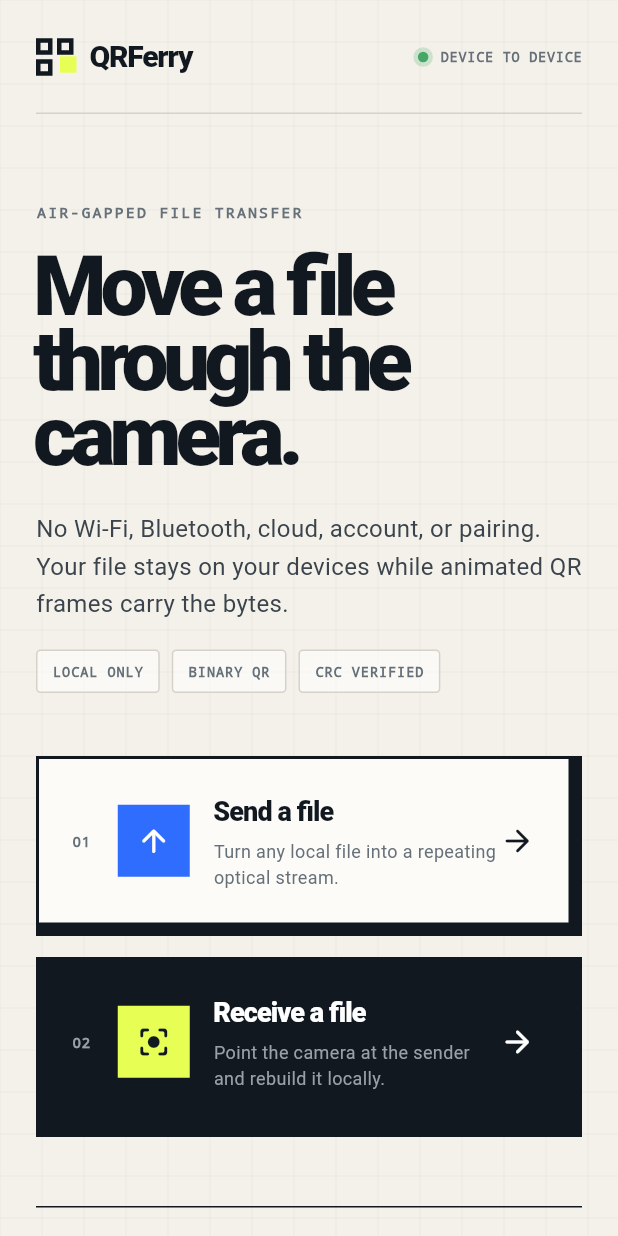
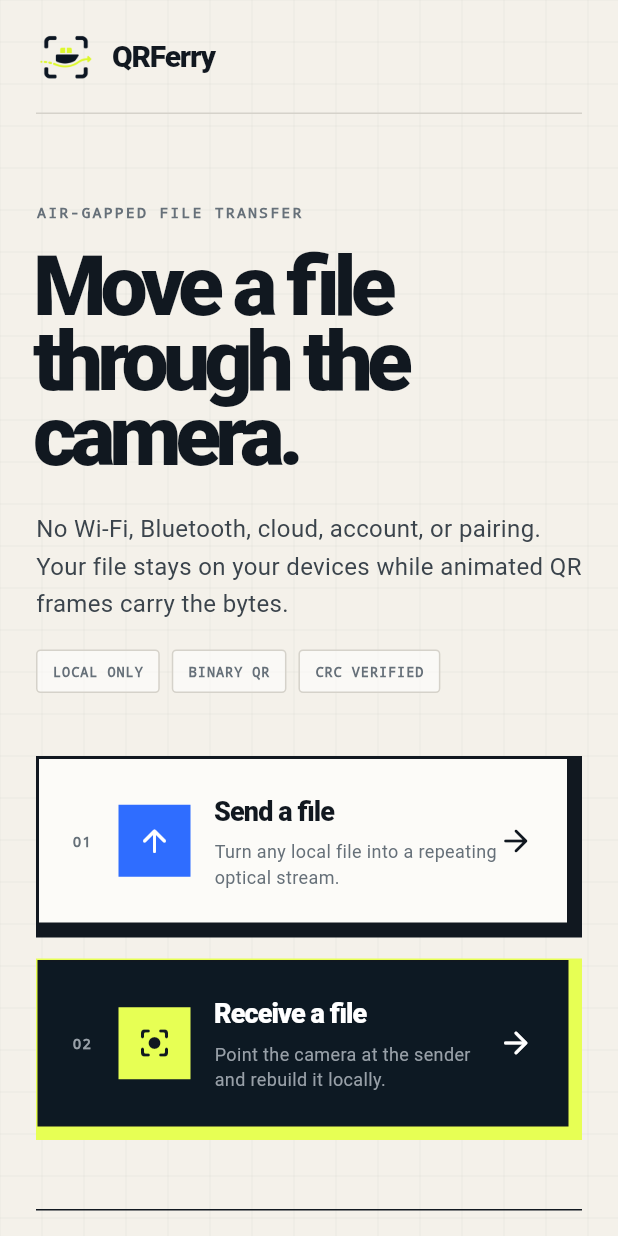
Before and after one commit to itskdey/qr_ferry_flutter, a Flutter app: the screen it shows after launch, on a phone screen of 412 x 824 dp. Run offline on Flutter 3.47's test engine with Material 3 defaults, Android fonts, the light colour scheme and no system bars; our stand-ins replace file_picker, get, share_plus; missing offline and left inert: mobile_scanner, qr.

Commit message:
refactor: centralize staggered animations, add app logo, and implement shared mono caption component

```diff
--- a/lib/features/home/home_screen.dart
+++ b/lib/features/home/home_screen.dart
@@ -15,17 +15,17 @@ class HomeScreen extends StatelessWidget {
           child: ListView(
             padding: const EdgeInsets.fromLTRB(24, 0, 24, 40),
             children: [
-              const _Header(),
+              _Header(),
               const SizedBox(height: 58),
-              const MotionReveal(
-                delay: Duration(milliseconds: 60),
-                child: TechLabel('Air-gapped file transfer'),
+              _Stagger.build(
+                index: 0,
+                child: const TechLabel('Air-gapped file transfer'),
               ),
               const SizedBox(height: 18),
-              const MotionReveal(
-                delay: Duration(milliseconds: 110),
+              _Stagger.build(
+                index: 1,
                 offsetY: 18,
-                child: Text(
+                child: const Text(
                   'Move a file\nthrough the camera.',
                   style: TextStyle(
                     color: QrFerryDesign.ink,
@@ -37,10 +37,12 @@ class HomeScreen extends StatelessWidget {
                 ),
               ),
               const SizedBox(height: 24),
-              const MotionReveal(
-                delay: Duration(milliseconds: 160),
-                child: Text(
-                  'No Wi-Fi, Bluetooth, cloud, account, or pairing. Your file stays on your devices while animated QR frames carry the bytes.',
+              _Stagger.build(
+                index: 2,
+                child: const Text(
+                  'No Wi-Fi, Bluetooth, cloud, account, or pairing. Your file '
+                  'stays on your devices while animated QR frames carry the '
+                  'bytes.',
                   style: TextStyle(
                     color: Color(0xFF3B444C),
                     fontSize: 16,
@@ -49,9 +51,9 @@ class HomeScreen extends StatelessWidget {
                 ),
               ),
               const SizedBox(height: 18),
-              const MotionReveal(
-                delay: Duration(milliseconds: 210),
-                child: Wrap(
+              _Stagger.build(
+                index: 3,
+                child: const Wrap(
                   spacing: 8,
                   runSpacing: 8,
                   children: [
@@ -62,54 +64,107 @@ class HomeScreen extends StatelessWidget {
                 ),
               ),
               const SizedBox(height: 42),
-              MotionReveal(
-                delay: const Duration(milliseconds: 260),
+              _Stagger.build(
+                index: 4,
                 child: _ActionBlock(
                   number: '01',
                   title: 'Send a file',
-                  subtitle: 'Turn any local file into a repeating optical stream.',
+                  subtitle:
+                      'Turn any local file into a repeating optical stream.',
                   icon: Icons.arrow_upward_rounded,
                   dark: false,
                   onTap: () => Get.toNamed<void>(AppRoutes.send),
                 ),
               ),
               const SizedBox(height: 14),
-              MotionReveal(
-                delay: const Duration(milliseconds: 320),
+              _Stagger.build(
+                index: 5,
                 child: _ActionBlock(
                   number: '02',
                   title: 'Receive a file',
-                  subtitle: 'Point the camera at the sender and rebuild it locally.',
+                  subtitle:
+                      'Point the camera at the sender and rebuild it locally.',
                   icon: Icons.center_focus_strong_rounded,
                   dark: true,
                   onTap: () => Get.toNamed<void>(AppRoutes.receive),
                 ),
               ),
               const SizedBox(height: 46),
-              const MotionReveal(
-                delay: Duration(milliseconds: 380),
-                child: Divider(color: QrFerryDesign.ink, height: 1),
+              _Stagger.build(
+                index: 6,
+                child: const Divider(color: QrFerryDesign.ink, height: 1),
               ),
               const SizedBox(height: 28),
-              const MotionReveal(
-                delay: Duration(milliseconds: 420),
-                child: TechLabel('Private by transport'),
+              _Stagger.build(
+                index: 7,
+                child: const TechLabel('Private by transport'),
               ),
               const SizedBox(height: 12),
-              const MotionReveal(
-                delay: Duration(milliseconds: 450),
-                child: Text(
-                  'The QR stream is the transport channel itself. Nothing needs to be uploaded to an application server.',
-                  style: TextStyle(
+              _Stagger.build(
+                index: 8,
+                child: const _MonoCaption(
+                  'The QR stream is the transport channel itself. Nothing '
+                  'needs to be uploaded to an application server.',
                   color: QrFerryDesign.muted,
                   fontSize: 13,
-                    height: 1.6,
-                  ),
                 ),
               ),
             ],
           ),
         ),
+      ),
+    );
+  }
+}
+
+/// Centralizes the staggered entrance timing so delays don't have to be
+/// hand-tuned and renumbered every time a section is inserted or reordered.
+class _Stagger {
+  static const Duration _base = Duration(milliseconds: 60);
+  static const Duration _step = Duration(milliseconds: 50);
+
+  static Widget build({
+    required int index,
+    required Widget child,
+    double offsetY = 0,
+  }) {
+    final delay = _base + _step * index;
+    return MotionReveal(delay: delay, offsetY: offsetY, child: child);
+  }
+}
+
+/// Shared style for small muted monospace captions/labels, previously
+/// duplicated across the trust chips, header status text, and footer copy.
+class _MonoCaption extends StatelessWidget {
+  const _MonoCaption(
+    this.text, {
+    required this.color,
+    this.fontSize = 9,
+    this.fontWeight = FontWeight.w700,
+    this.letterSpacing = 0.5,
+    this.height,
+    this.uppercase = false,
+  });
+
+  final String text;
+  final Color color;
+  final double fontSize;
+  final FontWeight fontWeight;
+  final double letterSpacing;
+  final double? height;
+  final bool uppercase;
+
+  @override
+  Widget build(BuildContext context) {
+    return Text(
+      uppercase ? text.toUpperCase() : text,
+      style: TextStyle(
+        color: color,
+        fontFamily: 'monospace',
+        fontSize: fontSize,
+        fontWeight: fontWeight,
+        letterSpacing: letterSpacing,
+        height: height,
       ),
     );
   }
@@ -128,35 +183,21 @@ class _Header extends StatelessWidget {
         ),
         child: Row(
           children: [
-            const FerryBrandMark(),
+            Image.asset("assets/img/logo/app_logo.png", width: 40, height: 40),
             const SizedBox(width: 11),
-            const MotionReveal(
-              delay: Duration(milliseconds: 40),
-              child: Text(
+            _Stagger.build(
+              index: 0,
+              child: const Text(
                 'QRFerry',
                 style: TextStyle(
                   fontSize: 20,
                   fontWeight: FontWeight.w900,
+
                   letterSpacing: -0.8,
                 ),
               ),
             ),
             const Spacer(),
-            const PulseDot(color: Color(0xFF44A766), size: 7),
-            const SizedBox(width: 8),
-            const MotionReveal(
-              delay: Duration(milliseconds: 80),
-              child: Text(
-                'DEVICE TO DEVICE',
-                style: TextStyle(
-                  color: QrFerryDesign.muted,
-                  fontFamily: 'monospace',
-                  fontSize: 9,
-                  fontWeight: FontWeight.w700,
-                  letterSpacing: 0.5,
-                ),
-              ),
-            ),
           ],
         ),
       ),
@@ -177,15 +218,11 @@ class _TrustChip extends StatelessWidget {
         border: Border.all(color: QrFerryDesign.line),
         borderRadius: BorderRadius.circular(3),
       ),
-      child: Text(
-        label.toUpperCase(),
-        style: const TextStyle(
+      child: _MonoCaption(
+        label,
         color: QrFerryDesign.muted,
-          fontFamily: 'monospace',
-          fontSize: 9,
-          fontWeight: FontWeight.w700,
         letterSpacing: 0.65,
-        ),
+        uppercase: true,
       ),
     );
   }
@@ -213,31 +250,38 @@ class _ActionBlock extends StatelessWidget {
     final foreground = dark ? Colors.white : QrFerryDesign.ink;
     final muted = dark ? const Color(0xFF98A0A8) : QrFerryDesign.muted;
 
-    return Pressable(
+    return Semantics(
+      button: true,
+      label: '$title. $subtitle',
+      child: Pressable(
         onTap: onTap,
         pressedScale: 0.99,
         pressedOffset: 3,
         child: HardShadowBox(
-        color: dark ? QrFerryDesign.ink : const Color(0xFFFCFBF8),
-        shadowOffset: 7,
+          color: dark ? const Color(0xFF0D1923) : const Color(0xFFFCFBF8),
+          borderColor: QrFerryDesign.ink,
+          // On the dark card, an ink-colored shadow blends into the near-
+          // black fill and the offset depth cue disappears. Use the lime
+          // accent instead so both cards read with the same visual weight.
+          shadowColor: dark ? QrFerryDesign.signal : QrFerryDesign.ink,
+          shadowOffset: 8,
           padding: const EdgeInsets.all(22),
           child: Row(
             children: [
-            Text(
-              number,
-              style: TextStyle(
-                color: muted,
-                fontFamily: 'monospace',
-                fontSize: 10,
-                fontWeight: FontWeight.w700,
-              ),
+              ExcludeSemantics(
+                child: _MonoCaption(number, color: muted, fontSize: 10),
               ),
               const SizedBox(width: 18),
-            Container(
+              ExcludeSemantics(
+                child: Container(
                   width: 48,
                   height: 48,
                   color: dark ? QrFerryDesign.signal : QrFerryDesign.blue,
-              child: Icon(icon, color: dark ? QrFerryDesign.ink : Colors.white),
+                  child: Icon(
+                    icon,
+                    color: dark ? QrFerryDesign.ink : Colors.white,
+                  ),
+                ),
               ),
               const SizedBox(width: 16),
               Expanded(
@@ -261,7 +305,28 @@ class _ActionBlock extends StatelessWidget {
                   ],
                 ),
               ),
-            TweenAnimationBuilder<double>(
+              ExcludeSemantics(child: _AnimatedArrow(color: foreground)),
+            ],
+          ),
+        ),
+      ),
+    );
+  }
+}
+
+/// Extracted from inline `TweenAnimationBuilder` so `_ActionBlock.build()`
+/// stays declarative. Note: as a `TweenAnimationBuilder` this still replays
+/// on every parent rebuild, not just on first mount — swap for an
+/// `AnimationController`-backed widget with a "played once" guard if that
+/// becomes visible in practice (e.g. after `setState` elsewhere in the tree).
+class _AnimatedArrow extends StatelessWidget {
+  const _AnimatedArrow({required this.color});
+
+  final Color color;
+
+  @override
+  Widget build(BuildContext context) {
+    return TweenAnimationBuilder<double>(
       tween: Tween(begin: 0, end: 1),
       duration: const Duration(milliseconds: 520),
       curve: QrFerryMotion.emphasized,
@@ -271,11 +336,7 @@ class _ActionBlock extends StatelessWidget {
           child: Opacity(opacity: value, child: child),
         );
       },
-              child: Icon(Icons.arrow_forward_rounded, color: foreground),
-            ),
-          ],
-        ),
-      ),
+      child: Icon(Icons.arrow_forward_rounded, color: color),
     );
   }
 }
--- a/lib/widgets/qrferry_design.dart
+++ b/lib/widgets/qrferry_design.dart
@@ -67,7 +67,8 @@ class _MotionRevealState extends State<MotionReveal>
     if (_started) return;
     _started = true;
 
-    final reduceMotion = MediaQuery.maybeOf(context)?.disableAnimations ?? false;
+    final reduceMotion =
+        MediaQuery.maybeOf(context)?.disableAnimations ?? false;
     if (reduceMotion) {
       _controller.value = 1;
       return;
@@ -213,7 +214,8 @@ class _PulseDotState extends State<PulseDot>
   }
 
   void _syncAnimation() {
-    final reduceMotion = MediaQuery.maybeOf(context)?.disableAnimations ?? false;
+    final reduceMotion =
+        MediaQuery.maybeOf(context)?.disableAnimations ?? false;
     if (widget.active && !reduceMotion) {
       if (!_controller.isAnimating) _controller.repeat(reverse: true);
     } else {
@@ -372,51 +374,6 @@ class _PaperGridPainter extends CustomPainter {
   bool shouldRepaint(covariant CustomPainter oldDelegate) => false;
 }
 
-class FerryBrandMark extends StatelessWidget {
-  const FerryBrandMark({super.key, this.size = 25});
-  final double size;
-
-  @override
-  Widget build(BuildContext context) {
-    final gap = size * 0.12;
-    return MotionReveal(
-      duration: const Duration(milliseconds: 520),
-      offsetY: 4,
-      scaleFrom: 0.88,
-      child: SizedBox(
-        width: size,
-        height: size,
-        child: Stack(
-          clipBehavior: Clip.none,
-          children: [
-            for (final cell in const [Offset(0, 0), Offset(1, 0), Offset(0, 1)])
-              Positioned(
-                left: cell.dx * (size / 2 + gap / 2),
-                top: cell.dy * (size / 2 + gap / 2),
-                child: Container(
-                  width: (size - gap) / 2,
-                  height: (size - gap) / 2,
-                  decoration: BoxDecoration(
-                    border: Border.all(color: QrFerryDesign.ink, width: 3),
-                  ),
-                ),
-              ),
-            Positioned(
-              right: -2,
-              bottom: 2,
-              child: Container(
-                width: (size - gap) / 2,
-                height: (size - gap) / 2,
-                color: QrFerryDesign.signal,
-              ),
-            ),
-          ],
-        ),
-      ),
-    );
-  }
-}
-
 class TechLabel extends StatelessWidget {
   const TechLabel(this.text, {super.key, this.color = QrFerryDesign.muted});
   final String text;
@@ -449,6 +406,7 @@ class HardShadowBox extends StatelessWidget {
     this.padding = EdgeInsets.zero,
     this.shadowOffset = 8,
     this.borderColor = QrFerryDesign.ink,
+    this.shadowColor = QrFerryDesign.ink,
   });
 
   final Widget child;
@@ -456,14 +414,15 @@ class HardShadowBox extends StatelessWidget {
   final EdgeInsetsGeometry padding;
   final double shadowOffset;
   final Color borderColor;
+  final Color shadowColor;
 
   @override
   Widget build(BuildContext context) {
     return MotionReveal(
       child: Container(
         decoration: BoxDecoration(
-          color: QrFerryDesign.ink,
-          border: Border.all(color: QrFerryDesign.ink),
+          color: shadowColor,
+          border: Border.all(color: shadowColor),
         ),
         padding: EdgeInsets.only(right: shadowOffset, bottom: shadowOffset),
         child: AnimatedSize(
--- a/pubspec.yaml
+++ b/pubspec.yaml
@@ -17,6 +17,7 @@ dependencies:
   qr: ^4.0.0
   file_picker: ^11.0.3
   share_plus: ^11.1.0
+  google_fonts: ^8.2.1
 
 dev_dependencies:
   flutter_test:
@@ -25,3 +26,5 @@ dev_dependencies:
 
 flutter:
   uses-material-design: true
+  assets:
+    - assets/img/logo/
```
Also changed, not shown: assets/img/logo/app_logo.png (added), pubspec.lock. Lines whose indentation alone changed are shown as unchanged.
